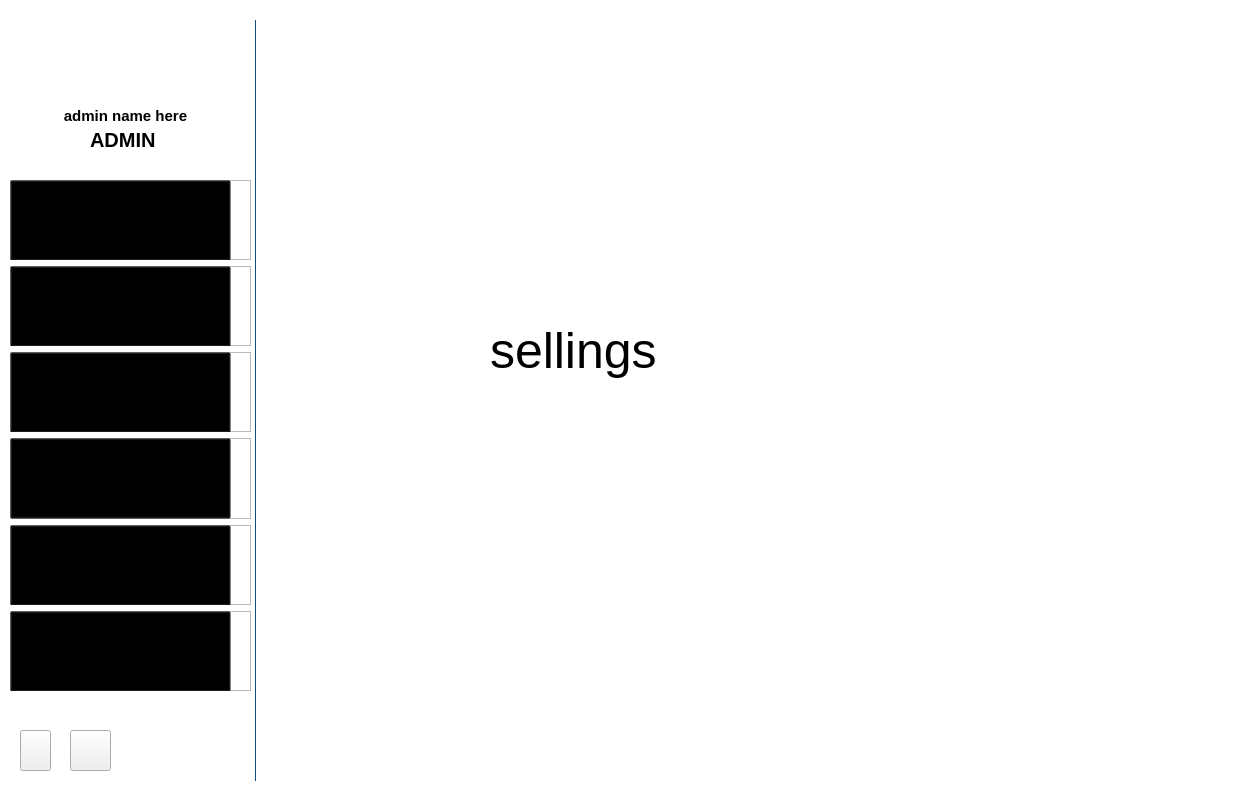
Maher-Majdoub/supermarket_management_system, file gui/admin.ui: the form before one commit.
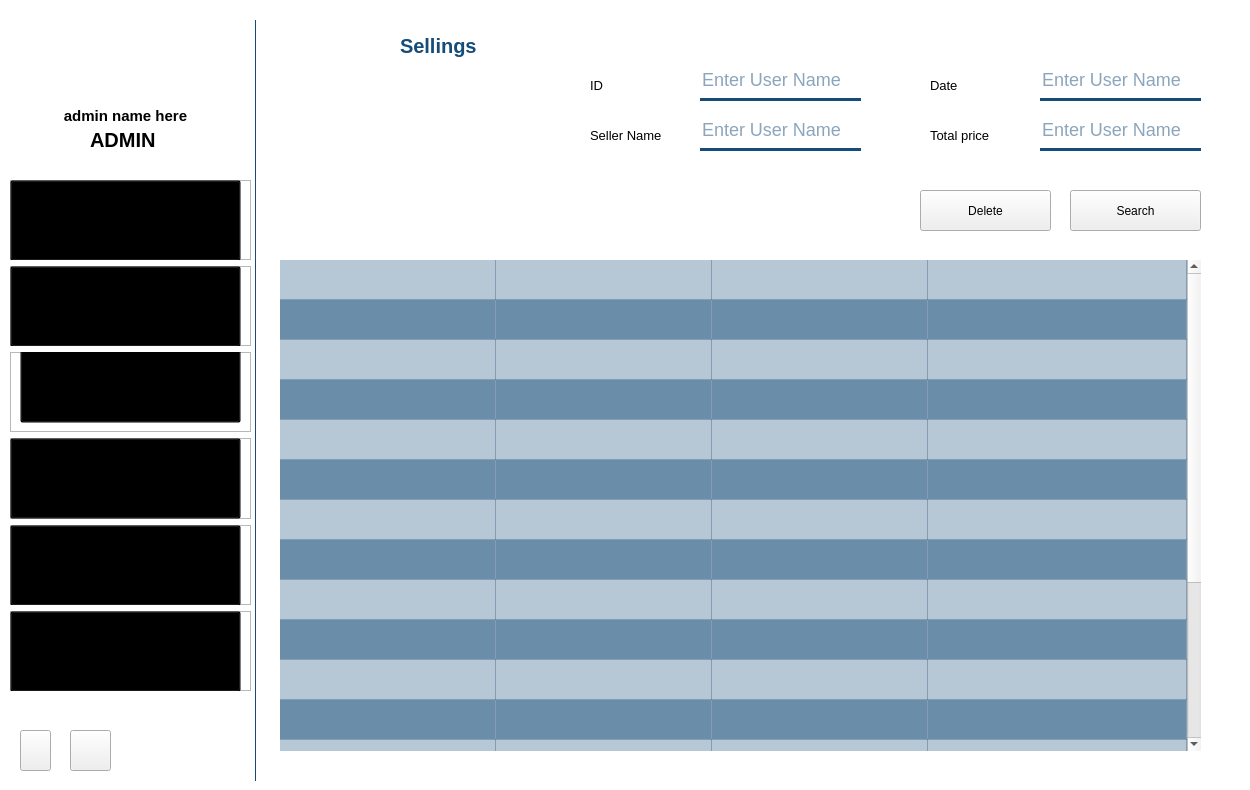
The form after the commit. The open tabs and pages were chosen to show the change. Icons and pictures are not drawn.

The edit to the form file:
```diff
--- a/gui/admin.ui
+++ b/gui/admin.ui
@@ -9,10 +9,22 @@
    <rect>
     <x>0</x>
     <y>0</y>
-    <width>1244</width>
-    <height>796</height>
+    <width>1250</width>
+    <height>790</height>
    </rect>
   </property>
+  <property name="minimumSize">
+   <size>
+    <width>1250</width>
+    <height>790</height>
+   </size>
+  </property>
+  <property name="maximumSize">
+   <size>
+    <width>1250</width>
+    <height>790</height>
+   </size>
+  </property>
   <property name="acceptDrops">
    <bool>false</bool>
   </property>
@@ -131,7 +143,40 @@
     </rect>
    </property>
    <property name="styleSheet">
-    <string notr="true">background-color:#fff;</string>
+    <string notr="true">QStackedWidget{
+	background-color:#fff;
+}
+QPushButton[statusTip = &quot;btn_frm&quot;]{
+	background-color : #154c79;
+	color: rgba(255 , 255, 255, 210);
+	border-radius: 10px;
+	font-size: 15px;
+	font : bold;
+ }
+QPushButton[statusTip = &quot;btn_frm&quot;]:hover{
+	background-color : rgba(0, 21, 76, 200);
+	color: rgba(255 , 255, 255, 210);
+	border-radius: 10px;
+	font-size: 15px;
+	font : bold;
+ }
+QPushButton[statusTip = &quot;btn_frm&quot;]:pressed{
+	background-color : rgba(0, 21, 76, 200);
+	color: rgba(255 , 255, 255, 210);
+	border-radius: 13px;
+	font-size: 15px;
+	padding-top: 2px;
+	font : bold;
+ }
+QTableWidget{
+	alternate-background-color: rgba(21, 76, 121, 120);
+	background-color: rgba(21, 76, 121, 80);
+}
+
+</string>
+   </property>
+   <property name="inputMethodHints">
+    <set>Qt::ImhDialableCharactersOnly|Qt::ImhDigitsOnly|Qt::ImhEmailCharactersOnly|Qt::ImhFormattedNumbersOnly|Qt::ImhLatinOnly|Qt::ImhLowercaseOnly|Qt::ImhUppercaseOnly|Qt::ImhUrlCharactersOnly</set>
    </property>
    <property name="currentIndex">
     <number>1</number>
@@ -1795,19 +1840,491 @@
     <widget class="QLabel" name="label_22">
      <property name="geometry">
       <rect>
-       <x>230</x>
-       <y>290</y>
-       <width>191</width>
-       <height>81</height>
+       <x>110</x>
+       <y>70</y>
+       <width>141</width>
+       <height>131</height>
       </rect>
      </property>
+     <property name="text">
+      <string/>
+     </property>
+     <property name="pixmap">
+      <pixmap resource="icons/icons.qrc">:/icons/sellings_c.png</pixmap>
+     </property>
+     <property name="scaledContents">
+      <bool>true</bool>
+     </property>
+    </widget>
+    <widget class="QLabel" name="label_45">
+     <property name="geometry">
+      <rect>
+       <x>140</x>
+       <y>10</y>
+       <width>81</width>
+       <height>31</height>
+      </rect>
+     </property>
      <property name="styleSheet">
-      <string notr="true">font-size: 50px;</string>
+      <string notr="true">color: #154c79;
+font-size: 20px;
+font: bold;
+</string>
      </property>
      <property name="text">
-      <string>sellings</string>
+      <string>Sellings</string>
      </property>
     </widget>
+    <widget class="QLabel" name="label_46">
+     <property name="geometry">
+      <rect>
+       <x>330</x>
+       <y>50</y>
+       <width>31</width>
+       <height>31</height>
+      </rect>
+     </property>
+     <property name="font">
+      <font>
+       <pointsize>10</pointsize>
+      </font>
+     </property>
+     <property name="text">
+      <string>ID</string>
+     </property>
+    </widget>
+    <widget class="QLineEdit" name="categorie_id_9">
+     <property name="geometry">
+      <rect>
+       <x>440</x>
+       <y>40</y>
+       <width>161</width>
+       <height>41</height>
+      </rect>
+     </property>
+     <property name="styleSheet">
+      <string notr="true">border: none;
+border-bottom: 3px solid #154c79;
+color: #154c79;
+font-size: 18px;</string>
+     </property>
+     <property name="placeholderText">
+      <string>Enter User Name</string>
+     </property>
+    </widget>
+    <widget class="QLabel" name="label_47">
+     <property name="geometry">
+      <rect>
+       <x>330</x>
+       <y>100</y>
+       <width>91</width>
+       <height>31</height>
+      </rect>
+     </property>
+     <property name="font">
+      <font>
+       <pointsize>10</pointsize>
+      </font>
+     </property>
+     <property name="text">
+      <string>Seller Name</string>
+     </property>
+    </widget>
+    <widget class="QLabel" name="label_48">
+     <property name="geometry">
+      <rect>
+       <x>670</x>
+       <y>50</y>
+       <width>41</width>
+       <height>31</height>
+      </rect>
+     </property>
+     <property name="font">
+      <font>
+       <pointsize>10</pointsize>
+      </font>
+     </property>
+     <property name="text">
+      <string>Date</string>
+     </property>
+    </widget>
+    <widget class="QLabel" name="label_49">
+     <property name="geometry">
+      <rect>
+       <x>670</x>
+       <y>100</y>
+       <width>91</width>
+       <height>31</height>
+      </rect>
+     </property>
+     <property name="font">
+      <font>
+       <pointsize>10</pointsize>
+      </font>
+     </property>
+     <property name="text">
+      <string>Total price</string>
+     </property>
+    </widget>
+    <widget class="QLineEdit" name="categorie_id_10">
+     <property name="geometry">
+      <rect>
+       <x>440</x>
+       <y>90</y>
+       <width>161</width>
+       <height>41</height>
+      </rect>
+     </property>
+     <property name="styleSheet">
+      <string notr="true">border: none;
+border-bottom: 3px solid #154c79;
+color: #154c79;
+font-size: 18px;</string>
+     </property>
+     <property name="placeholderText">
+      <string>Enter User Name</string>
+     </property>
+    </widget>
+    <widget class="QLineEdit" name="categorie_id_11">
+     <property name="geometry">
+      <rect>
+       <x>780</x>
+       <y>40</y>
+       <width>161</width>
+       <height>41</height>
+      </rect>
+     </property>
+     <property name="styleSheet">
+      <string notr="true">border: none;
+border-bottom: 3px solid #154c79;
+color: #154c79;
+font-size: 18px;</string>
+     </property>
+     <property name="placeholderText">
+      <string>Enter User Name</string>
+     </property>
+    </widget>
+    <widget class="QLineEdit" name="categorie_id_12">
+     <property name="geometry">
+      <rect>
+       <x>780</x>
+       <y>90</y>
+       <width>161</width>
+       <height>41</height>
+      </rect>
+     </property>
+     <property name="styleSheet">
+      <string notr="true">border: none;
+border-bottom: 3px solid #154c79;
+color: #154c79;
+font-size: 18px;</string>
+     </property>
+     <property name="placeholderText">
+      <string>Enter User Name</string>
+     </property>
+    </widget>
+    <widget class="QPushButton" name="sellings_search_btn">
+     <property name="geometry">
+      <rect>
+       <x>810</x>
+       <y>170</y>
+       <width>131</width>
+       <height>41</height>
+      </rect>
+     </property>
+     <property name="statusTip">
+      <string>btn_frm</string>
+     </property>
+     <property name="styleSheet">
+      <string notr="true"/>
+     </property>
+     <property name="text">
+      <string>Search</string>
+     </property>
+    </widget>
+    <widget class="QPushButton" name="sellings_delete_btn">
+     <property name="geometry">
+      <rect>
+       <x>660</x>
+       <y>170</y>
+       <width>131</width>
+       <height>41</height>
+      </rect>
+     </property>
+     <property name="statusTip">
+      <string>btn_frm</string>
+     </property>
+     <property name="styleSheet">
+      <string notr="true"/>
+     </property>
+     <property name="text">
+      <string>Delete</string>
+     </property>
+    </widget>
+    <widget class="QTableWidget" name="tableWidget_4">
+     <property name="enabled">
+      <bool>true</bool>
+     </property>
+     <property name="geometry">
+      <rect>
+       <x>20</x>
+       <y>240</y>
+       <width>921</width>
+       <height>491</height>
+      </rect>
+     </property>
+     <property name="sizePolicy">
+      <sizepolicy hsizetype="Fixed" vsizetype="Fixed">
+       <horstretch>0</horstretch>
+       <verstretch>0</verstretch>
+      </sizepolicy>
+     </property>
+     <property name="baseSize">
+      <size>
+       <width>0</width>
+       <height>0</height>
+      </size>
+     </property>
+     <property name="font">
+      <font>
+       <family>Nirmala UI Semilight</family>
+       <stylestrategy>PreferDefault</stylestrategy>
+      </font>
+     </property>
+     <property name="mouseTracking">
+      <bool>true</bool>
+     </property>
+     <property name="tabletTracking">
+      <bool>true</bool>
+     </property>
+     <property name="focusPolicy">
+      <enum>Qt::TabFocus</enum>
+     </property>
+     <property name="contextMenuPolicy">
+      <enum>Qt::ActionsContextMenu</enum>
+     </property>
+     <property name="acceptDrops">
+      <bool>false</bool>
+     </property>
+     <property name="statusTip">
+      <string/>
+     </property>
+     <property name="layoutDirection">
+      <enum>Qt::LeftToRight</enum>
+     </property>
+     <property name="autoFillBackground">
+      <bool>false</bool>
+     </property>
+     <property name="styleSheet">
+      <string notr="true"/>
+     </property>
+     <property name="frameShape">
+      <enum>QFrame::Panel</enum>
+     </property>
+     <property name="frameShadow">
+      <enum>QFrame::Plain</enum>
+     </property>
+     <property name="lineWidth">
+      <number>0</number>
+     </property>
+     <property name="autoScroll">
+      <bool>true</bool>
+     </property>
+     <property name="tabKeyNavigation">
+      <bool>true</bool>
+     </property>
+     <property name="showDropIndicator" stdset="0">
+      <bool>false</bool>
+     </property>
+     <property name="dragEnabled">
+      <bool>false</bool>
+     </property>
+     <property name="dragDropOverwriteMode">
+      <bool>false</bool>
+     </property>
+     <property name="dragDropMode">
+      <enum>QAbstractItemView::NoDragDrop</enum>
+     </property>
+     <property name="defaultDropAction">
+      <enum>Qt::IgnoreAction</enum>
+     </property>
+     <property name="alternatingRowColors">
+      <bool>true</bool>
+     </property>
+     <property name="selectionMode">
+      <enum>QAbstractItemView::SingleSelection</enum>
+     </property>
+     <property name="selectionBehavior">
+      <enum>QAbstractItemView::SelectRows</enum>
+     </property>
+     <property name="textElideMode">
+      <enum>Qt::ElideMiddle</enum>
+     </property>
+     <property name="showGrid">
+      <bool>true</bool>
+     </property>
+     <property name="gridStyle">
+      <enum>Qt::SolidLine</enum>
+     </property>
+     <property name="sortingEnabled">
+      <bool>true</bool>
+     </property>
+     <property name="wordWrap">
+      <bool>true</bool>
+     </property>
+     <property name="cornerButtonEnabled">
+      <bool>false</bool>
+     </property>
+     <property name="columnCount">
+      <number>4</number>
+     </property>
+     <attribute name="horizontalHeaderVisible">
+      <bool>false</bool>
+     </attribute>
+     <attribute name="horizontalHeaderCascadingSectionResizes">
+      <bool>false</bool>
+     </attribute>
+     <attribute name="horizontalHeaderDefaultSectionSize">
+      <number>216</number>
+     </attribute>
+     <attribute name="horizontalHeaderMinimumSectionSize">
+      <number>216</number>
+     </attribute>
+     <attribute name="horizontalHeaderShowSortIndicator" stdset="0">
+      <bool>true</bool>
+     </attribute>
+     <attribute name="horizontalHeaderStretchLastSection">
+      <bool>true</bool>
+     </attribute>
+     <attribute name="verticalHeaderVisible">
+      <bool>false</bool>
+     </attribute>
+     <attribute name="verticalHeaderCascadingSectionResizes">
+      <bool>false</bool>
+     </attribute>
+     <attribute name="verticalHeaderDefaultSectionSize">
+      <number>40</number>
+     </attribute>
+     <attribute name="verticalHeaderHighlightSections">
+      <bool>true</bool>
+     </attribute>
+     <attribute name="verticalHeaderShowSortIndicator" stdset="0">
+      <bool>false</bool>
+     </attribute>
+     <attribute name="verticalHeaderStretchLastSection">
+      <bool>false</bool>
+     </attribute>
+     <row>
+      <property name="text">
+       <string>New Row</string>
+      </property>
+     </row>
+     <row>
+      <property name="text">
+       <string/>
+      </property>
+     </row>
+     <row>
+      <property name="text">
+       <string>New Row</string>
+      </property>
+     </row>
+     <row>
+      <property name="text">
+       <string>New Row</string>
+      </property>
+     </row>
+     <row>
+      <property name="text">
+       <string>New Row</string>
+      </property>
+     </row>
+     <row>
+      <property name="text">
+       <string>New Row</string>
+      </property>
+     </row>
+     <row>
+      <property name="text">
+       <string>New Row</string>
+      </property>
+     </row>
+     <row>
+      <property name="text">
+       <string>New Row</string>
+      </property>
+     </row>
+     <row>
+      <property name="text">
+       <string>New Row</string>
+      </property>
+     </row>
+     <row>
+      <property name="text">
+       <string>New Row</string>
+      </property>
+     </row>
+     <row>
+      <property name="text">
+       <string>New Row</string>
+      </property>
+     </row>
+     <row>
+      <property name="text">
+       <string>New Row</string>
+      </property>
+     </row>
+     <row>
+      <property name="text">
+       <string>New Row</string>
+      </property>
+     </row>
+     <row>
+      <property name="text">
+       <string>New Row</string>
+      </property>
+     </row>
+     <row>
+      <property name="text">
+       <string>New Row</string>
+      </property>
+     </row>
+     <row>
+      <property name="text">
+       <string>New Row</string>
+      </property>
+     </row>
+     <row>
+      <property name="text">
+       <string>New Row</string>
+      </property>
+     </row>
+     <row>
+      <property name="text">
+       <string>New Row</string>
+      </property>
+     </row>
+     <column>
+      <property name="text">
+       <string>Sell ID</string>
+      </property>
+     </column>
+     <column>
+      <property name="text">
+       <string>Seller Name</string>
+      </property>
+     </column>
+     <column>
+      <property name="text">
+       <string>date</string>
+      </property>
+     </column>
+     <column>
+      <property name="text">
+       <string>Total</string>
+      </property>
+     </column>
+    </widget>
    </widget>
    <widget class="QWidget" name="bills_frame">
     <widget class="QLabel" name="label_23">
@@ -1963,7 +2480,7 @@
         <rect>
          <x>0</x>
          <y>0</y>
-         <width>221</width>
+         <width>231</width>
          <height>81</height>
         </rect>
        </property>
@@ -2085,7 +2602,7 @@
         <rect>
          <x>0</x>
          <y>0</y>
-         <width>221</width>
+         <width>231</width>
          <height>81</height>
         </rect>
        </property>
@@ -2190,8 +2707,8 @@
       <widget class="QPushButton" name="categories_btn">
        <property name="geometry">
         <rect>
-         <x>0</x>
-         <y>0</y>
+         <x>10</x>
+         <y>-10</y>
          <width>221</width>
          <height>81</height>
         </rect>
@@ -2248,7 +2765,7 @@
         <bool>false</bool>
        </property>
        <property name="text">
-        <string>Employees</string>
+        <string>Users</string>
        </property>
        <property name="alignment">
         <set>Qt::AlignCenter</set>
@@ -2296,7 +2813,7 @@
         <rect>
          <x>0</x>
          <y>0</y>
-         <width>221</width>
+         <width>231</width>
          <height>81</height>
         </rect>
        </property>
@@ -2400,7 +2917,7 @@
         <rect>
          <x>0</x>
          <y>0</y>
-         <width>221</width>
+         <width>231</width>
          <height>81</height>
         </rect>
        </property>
@@ -2507,7 +3024,7 @@
         <rect>
          <x>0</x>
          <y>0</y>
-         <width>221</width>
+         <width>231</width>
          <height>81</height>
         </rect>
        </property>
```
Left out of the diff: 888 changed lines with no effect on the pictures.
